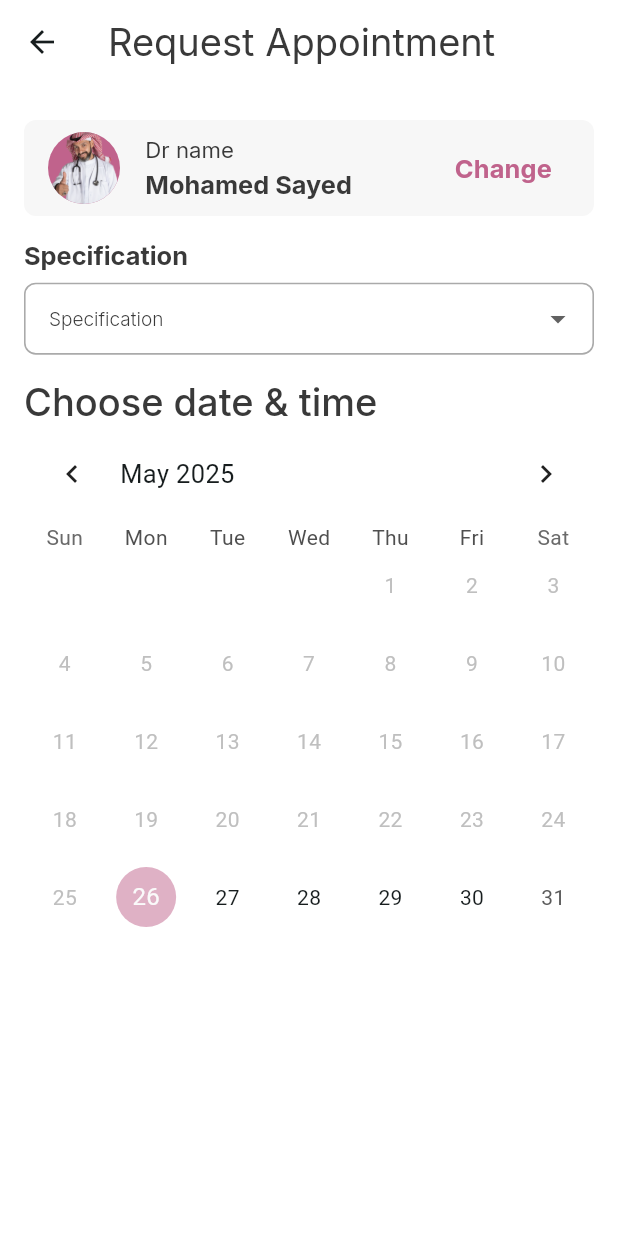
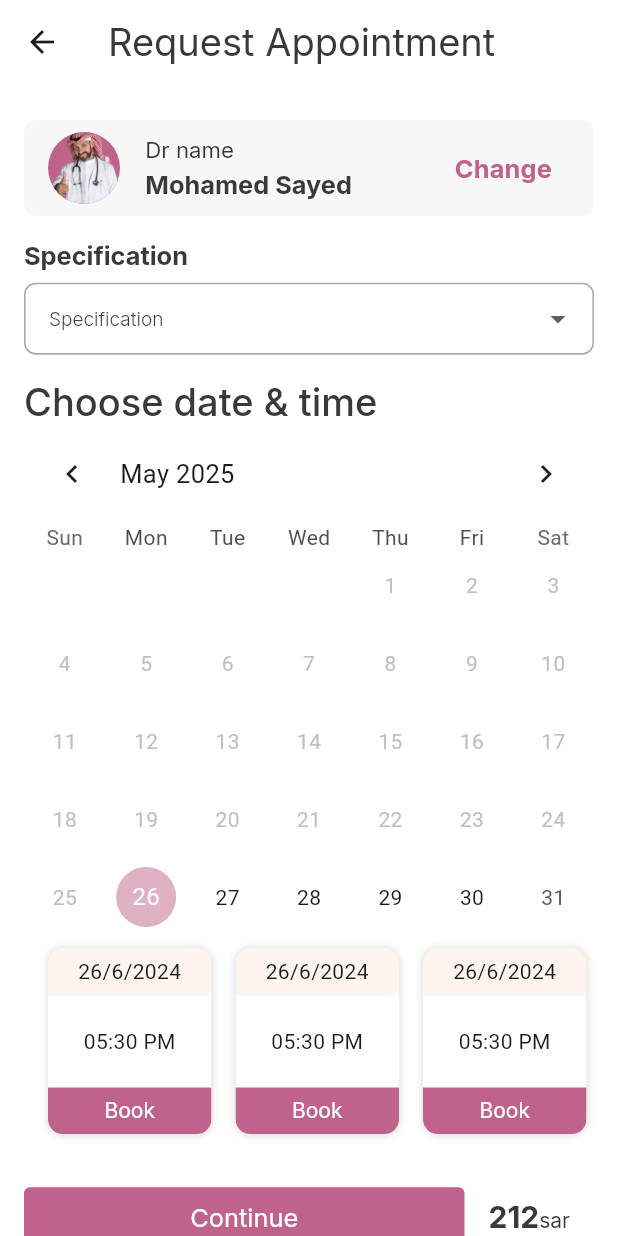
Before and after one commit to OcodaApp/al_gamal_al_massi, a Flutter app: the RequestAppointment screen opened directly, on a phone screen of 412 x 824 dp. Run offline on Flutter 3.47's test engine with Material 3 defaults, Android fonts, the phone set to English and light mode, and no system bars; drawn by our look-alikes of table_calendar; our stand-ins replace bloc, carousel_slider, firebase_core, flutter_animate, flutter_bloc, flutter_screenutil and 6 more; accounts and stored records are empty; project files that could hold a hidden picture were left out.

Commit message:
handle doctor layout screen

```diff
--- a/lib/core/app_router/screens_name.dart
+++ b/lib/core/app_router/screens_name.dart
@@ -7,5 +7,8 @@ class ScreenName {
   static const allDoctorsInClinicOrCategoryScreen = "allDoctorsInClinicOrCategoryScreen";
   static const conversationScreen = "conversationScreen";
   static const userMainLayoutScreen = "userMainLayoutScreen";
+
+  static const doctorLayoutScreen = "doctorLayoutScreen";
   static const editProfile = "editProfile";
+  static const requestAppointment = "requestAppointment";
 }
--- a/lib/presentation/screens/appointment_screens/request_appointment.dart
+++ b/lib/presentation/screens/appointment_screens/request_appointment.dart
@@ -1,3 +1,5 @@
+import 'package:al_gamal_al_massi/core/app_router/screens_name.dart';
+import 'package:al_gamal_al_massi/presentation/widgets/shared_widget/custom_elevated_button.dart';
 import 'package:flutter/material.dart';
 import 'package:flutter_screenutil/flutter_screenutil.dart';
 
@@ -103,8 +105,137 @@ class RequestAppointment extends StatelessWidget {
             height: 16,
           ),
           const DatePicker(),
+          SizedBox(
+            height: 140,
+            width: double.infinity,
+            child: ListView.separated(
+              padding: const EdgeInsets.symmetric(
+                vertical: 8,
+                horizontal: 16,
+              ),
+              scrollDirection: Axis.horizontal,
+              itemBuilder: (context, index) {
+                return const AvailableTime();
+              },
+              separatorBuilder: (context, index) => const SizedBox(
+                width: 16,
+              ),
+              itemCount: 4,
+            ),
+          ),
+          const CustomSizedBox(
+            height: 24,
+          ),
+          Row(
+            children: [
+              Expanded(
+                child: CustomElevatedButton(
+                  onPressed: () {
+                    Navigator.pushNamedAndRemoveUntil(
+                        context, ScreenName.userMainLayoutScreen, (v) => false);
+                  },
+                  text: "Continue",
+                ),
+              ),
+              Padding(
+                padding: const EdgeInsets.symmetric(horizontal: 16.0),
+                child: RichText(
+                  text: TextSpan(
+                    text: "212",
+                    style: CustomThemes.greyTextColorTextTheme(context).copyWith(
+                      fontSize: 20,
+                      fontWeight: FontWeight.bold,
+                    ),
+                    children: [
+                      TextSpan(
+                        text: "sar",
+                        style: CustomThemes.greyTextColorTextTheme(context).copyWith(
+                          fontSize: 14,
+                          fontWeight: FontWeight.normal,
+                        ),
+                      ),
+                    ],
+                  ),
+                ),
+              ),
+            ],
+          )
         ],
       ),
     );
   }
 }
+
+class AvailableTime extends StatelessWidget {
+  const AvailableTime({super.key});
+
+  @override
+  Widget build(BuildContext context) {
+    return Container(
+      width: 109,
+      clipBehavior: Clip.antiAlias,
+      decoration: BoxDecoration(
+        boxShadow: [
+          BoxShadow(
+            offset: Offset.zero,
+            blurRadius: 4,
+            color: AppColors.blackColor.withOpacity(0.15),
+          )
+        ],
+        borderRadius: BorderRadius.circular(10),
+      ),
+      child: Column(
+        children: [
+          Expanded(
+            flex: 2,
+            child: Container(
+              padding: const EdgeInsets.symmetric(
+                horizontal: 16,
+              ),
+              width: double.infinity,
+              decoration: const BoxDecoration(
+                color: AppColors.secondaryColor,
+              ),
+              alignment: Alignment.center,
+              child: const Text(
+                "26/6/2024",
+                textAlign: TextAlign.center,
+              ),
+            ),
+          ),
+          Expanded(
+            flex: 4,
+            child: Container(
+              alignment: Alignment.center,
+              color: AppColors.whiteColor,
+              child: const Text(
+                "05:30 PM",
+                textAlign: TextAlign.center,
+              ),
+            ),
+          ),
+          Expanded(
+            flex: 2,
+            child: Container(
+              padding: const EdgeInsets.symmetric(
+                horizontal: 16,
+              ),
+              width: double.infinity,
+              decoration: const BoxDecoration(
+                color: AppColors.primaryColor,
+              ),
+              alignment: Alignment.center,
+              child: Text(
+                "Book",
+                textAlign: TextAlign.center,
+                style: CustomThemes.whiteTextColorTextTheme(context).copyWith(
+                  fontSize: 14,
+                ),
+              ),
+            ),
+          )
+        ],
+      ),
+    );
+  }
+}
--- a/lib/presentation/screens/auth_screens/complete_profile_screen.dart
+++ b/lib/presentation/screens/auth_screens/complete_profile_screen.dart
@@ -255,7 +255,11 @@ class _CompleteProfileScreenState extends State<CompleteProfileScreen> {
             CustomElevatedButton(
               onPressed: () {
                 Navigator.pushNamedAndRemoveUntil(
-                    context, ScreenName.userMainLayoutScreen, (route) => false);
+                    context,
+                    selectedProfileType == 0
+                        ? ScreenName.userMainLayoutScreen
+                        : ScreenName.doctorLayoutScreen,
+                    (route) => false);
               },
               text: "Sign up",
             ),
--- a/lib/presentation/screens/doctor_details_screen/doctor_details_screen.dart
+++ b/lib/presentation/screens/doctor_details_screen/doctor_details_screen.dart
@@ -1,3 +1,4 @@
+import 'package:al_gamal_al_massi/core/app_router/screens_name.dart';
 import 'package:al_gamal_al_massi/core/constants/extensions.dart';
 import 'package:al_gamal_al_massi/presentation/widgets/shared_widget/custom_elevated_button.dart';
 import 'package:flutter/material.dart';
@@ -264,7 +265,9 @@ class DoctorsDetailsScreen extends StatelessWidget {
                   itemCount: 3,
                 ),
                 CustomElevatedButton(
-                  onPressed: () {},
+                  onPressed: () {
+                    Navigator.pushNamed(context, ScreenName.requestAppointment);
+                  },
                   padding: EdgeInsets.symmetric(vertical: 12.h),
                   child: Row(
                     mainAxisAlignment: MainAxisAlignment.center,
--- a/lib/presentation/widgets/appointment_widgets/appointment_widget.dart
+++ b/lib/presentation/widgets/appointment_widgets/appointment_widget.dart
@@ -9,7 +9,8 @@ import '../../../core/assets_path/images_path.dart';
 import '../../../core/assets_path/svg_path.dart';
 
 class AppointmentWidget extends StatelessWidget {
-  const AppointmentWidget({super.key});
+  final bool showRating;
+  const AppointmentWidget({super.key, this.showRating = true});
 
   @override
   Widget build(BuildContext context) {
@@ -144,6 +145,7 @@ class AppointmentWidget extends StatelessWidget {
                   const CustomSizedBox(
                     height: 8,
                   ),
+                  if (showRating)
                     Row(
                       children: [
                         Expanded(
--- a/pubspec.yaml
+++ b/pubspec.yaml
@@ -93,9 +93,7 @@ flutter:
   # To add assets to your application, add an assets section, like this:
   assets:
     - assets/svg/
-    - assets/video/
     - assets/images/
-    - assets/notification/
   # assets:
   #   - images/a_dot_burr.jpeg
   #   - images/a_dot_ham.jpeg
```
Also changed, not shown: lib/core/app_router/app_router.dart (+11 -0 lines), lib/presentation/screens/home_screens/doctor_home_screen.dart (added, +83 -0 lines), lib/presentation/screens/layout/doctor_layout_screen.dart (added, +105 -0 lines), lib/presentation/widgets/doctor_home_widgets/doctor_home_intro_widget.dart (added, +136 -0 lines). Lines whose indentation alone changed are shown as unchanged.
